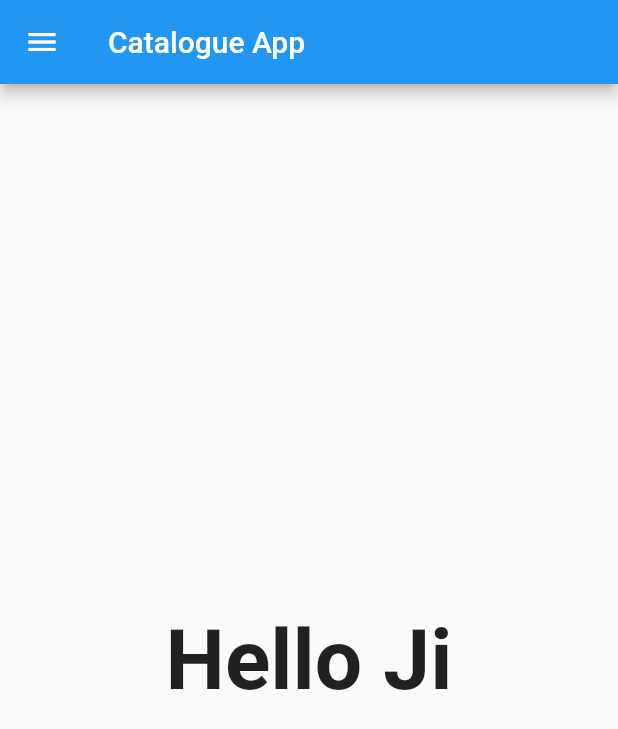
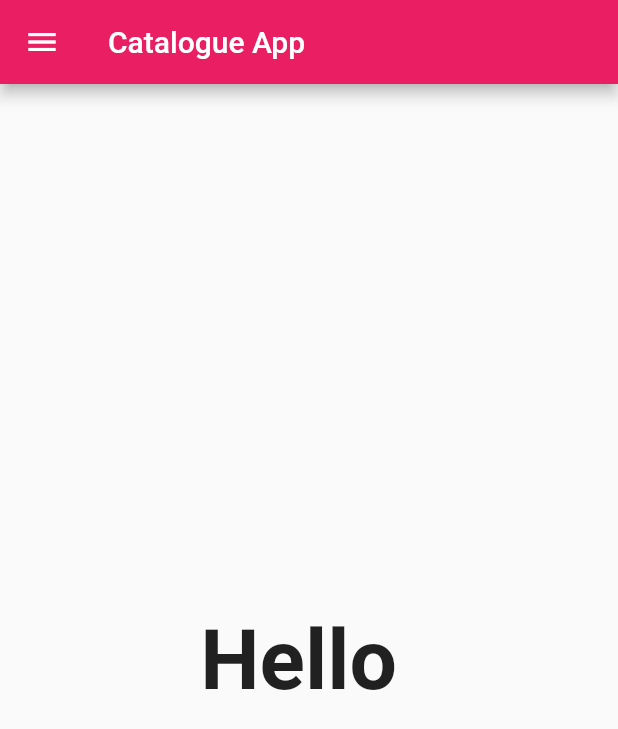
Before and after one commit to 11223345/abhinav, a Flutter app: the screen it shows after launch, on a phone screen of 412 x 824 dp. Shown: the top 729 px of the screen. Run offline on Flutter 3.47's test engine with Material 2 defaults, Android fonts, the phone set to English and light mode, and no system bars.

Commit message:
Day 3 completed

```diff
--- a/lib/Homepage.dart
+++ b/lib/Homepage.dart
@@ -4,12 +4,12 @@ import 'package:flutter/material.dart';
 class HomePage extends StatelessWidget {
   @override
   Widget build(BuildContext) {
-    int a = 3;
+
     return Scaffold(
       appBar: AppBar(title: Text('Catalogue App'),),
       body: Center(
           child: Text(
-        "Hello Ji",
+        "Hello ",
         textScaleFactor: 4,
         style: TextStyle(fontWeight: FontWeight.bold),
       )),
--- a/lib/main.dart
+++ b/lib/main.dart
@@ -1,4 +1,5 @@
 import 'package:flutter/material.dart';
+import 'package:untitled/Pages/LoginPage.dart';
 import 'Homepage.dart';
 
 void main() {
@@ -8,6 +9,17 @@ void main() {
 class My extends StatelessWidget {
   @override
   Widget build(BuildContext context) {
-    return MaterialApp(debugShowCheckedModeBanner: false, home: HomePage());
+    return MaterialApp(
+        debugShowCheckedModeBanner: false,
+        //home: HomePage(),
+        theme:
+            ThemeData(brightness: Brightness.light, primarySwatch: Colors.pink),
+        //darkTheme: ThemeData(brightness: Brightness.light)
+        initialRoute: "/Home",
+        routes: {
+          "/": (context) => LoginPage(),
+          "/Home": (context) => HomePage(),
+          "/login": (context) => LoginPage()
+        });
   }
 }
```
Also changed, not shown: lib/Pages/LoginPage.dart (added, +17 -0 lines), lib/Pages/Drawer.dart (renamed from lib/Drawer.dart).
